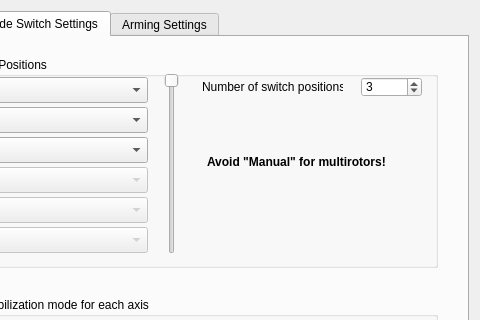
Above: ground/openpilotgcs/src/plugins/config/input.ui from openpilot/OpenPilot before the change; both pictures show x 146 to 626 and y 0 to 320 of the 626 by 532 pixel window. Below: the same form after it.
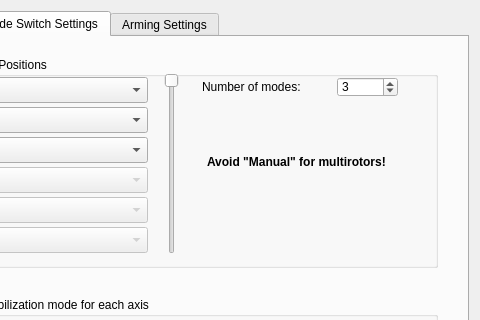
That is the form after the change. Icons and pictures are not drawn.

Commit message: FlightMode GUI: attempt to fix label overlap on linux and OSX

```diff
--- a/ground/openpilotgcs/src/plugins/config/input.ui
+++ b/ground/openpilotgcs/src/plugins/config/input.ui
@@ -632,7 +632,7 @@
        <widget class="QSpinBox" name="fmsPosNum">
         <property name="geometry">
          <rect>
-          <x>464</x>
+          <x>440</x>
           <y>20</y>
           <width>61</width>
           <height>20</height>
@@ -668,7 +668,7 @@
          </rect>
         </property>
         <property name="text">
-         <string>Number of switch positions:</string>
+         <string>Number of modes:</string>
         </property>
        </widget>
        <widget class="QLabel" name="label_15">
```
